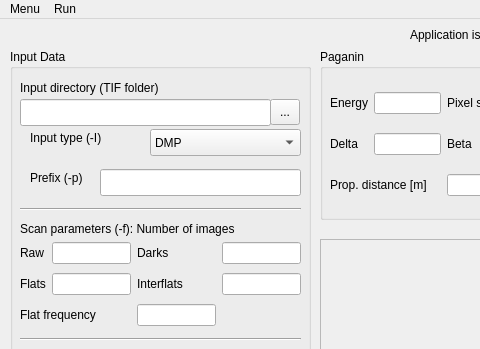
This is gui.ui in gnudo/grecoman as Qt 5 draws it before an edit; both pictures show x 0 to 480 and y 0 to 349 of the 1256 by 945 pixel window. The edited form follows.
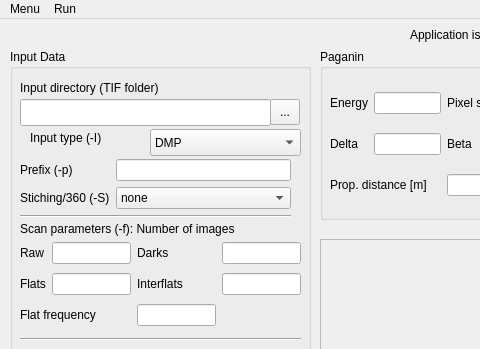
This is the edited form.

```diff
--- a/gui.ui
+++ b/gui.ui
@@ -105,42 +105,6 @@
       </property>
      </item>
     </widget>
-    <widget class="QLabel" name="label">
-     <property name="geometry">
-      <rect>
-       <x>20</x>
-       <y>120</y>
-       <width>81</width>
-       <height>17</height>
-      </rect>
-     </property>
-     <property name="text">
-      <string>Prefix (-p)</string>
-     </property>
-    </widget>
-    <widget class="QLineEdit" name="prefix">
-     <property name="geometry">
-      <rect>
-       <x>90</x>
-       <y>120</y>
-       <width>201</width>
-       <height>27</height>
-      </rect>
-     </property>
-    </widget>
-    <widget class="Line" name="line_4">
-     <property name="geometry">
-      <rect>
-       <x>10</x>
-       <y>150</y>
-       <width>281</width>
-       <height>20</height>
-      </rect>
-     </property>
-     <property name="orientation">
-      <enum>Qt::Horizontal</enum>
-     </property>
-    </widget>
     <widget class="QLabel" name="label_11">
      <property name="geometry">
       <rect>
@@ -352,6 +316,61 @@
       </item>
      </layout>
     </widget>
+    <widget class="QWidget" name="gridLayoutWidget_9">
+     <property name="geometry">
+      <rect>
+       <x>10</x>
+       <y>110</y>
+       <width>271</width>
+       <height>61</height>
+      </rect>
+     </property>
+     <layout class="QGridLayout" name="gridLayout_8">
+      <item row="0" column="1">
+       <widget class="QLineEdit" name="prefix"/>
+      </item>
+      <item row="0" column="0">
+       <widget class="QLabel" name="label">
+        <property name="text">
+         <string>Prefix (-p)</string>
+        </property>
+       </widget>
+      </item>
+      <item row="1" column="0">
+       <widget class="QLabel" name="label_44">
+        <property name="text">
+         <string>Stiching/360 (-S)</string>
+        </property>
+       </widget>
+      </item>
+      <item row="2" column="0" colspan="2">
+       <widget class="Line" name="line_4">
+        <property name="orientation">
+         <enum>Qt::Horizontal</enum>
+        </property>
+       </widget>
+      </item>
+      <item row="1" column="1">
+       <widget class="QComboBox" name="stitchingtype">
+        <item>
+         <property name="text">
+          <string>none</string>
+         </property>
+        </item>
+        <item>
+         <property name="text">
+          <string>left</string>
+         </property>
+        </item>
+        <item>
+         <property name="text">
+          <string>right</string>
+         </property>
+        </item>
+       </widget>
+      </item>
+     </layout>
+    </widget>
    </widget>
    <widget class="QFrame" name="frame">
     <property name="geometry">
```
Left out of the diff: 2 changed lines with no effect on the pictures.
